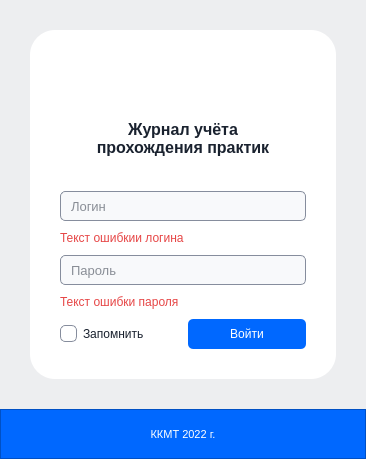
Old version of the form login.ui in the repository ego-rick/kkmt_practice.
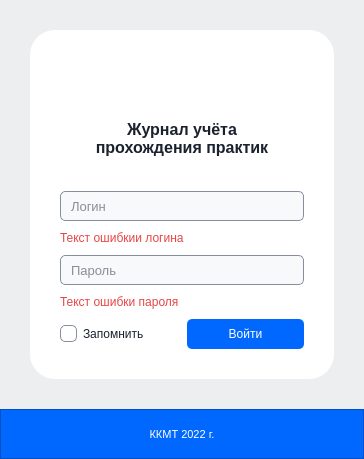
New version of the form. Icons and pictures are not drawn.

```diff
--- a/login.ui
+++ b/login.ui
@@ -6,7 +6,7 @@
    <rect>
     <x>0</x>
     <y>0</y>
-    <width>366</width>
+    <width>364</width>
     <height>459</height>
    </rect>
   </property>
```
